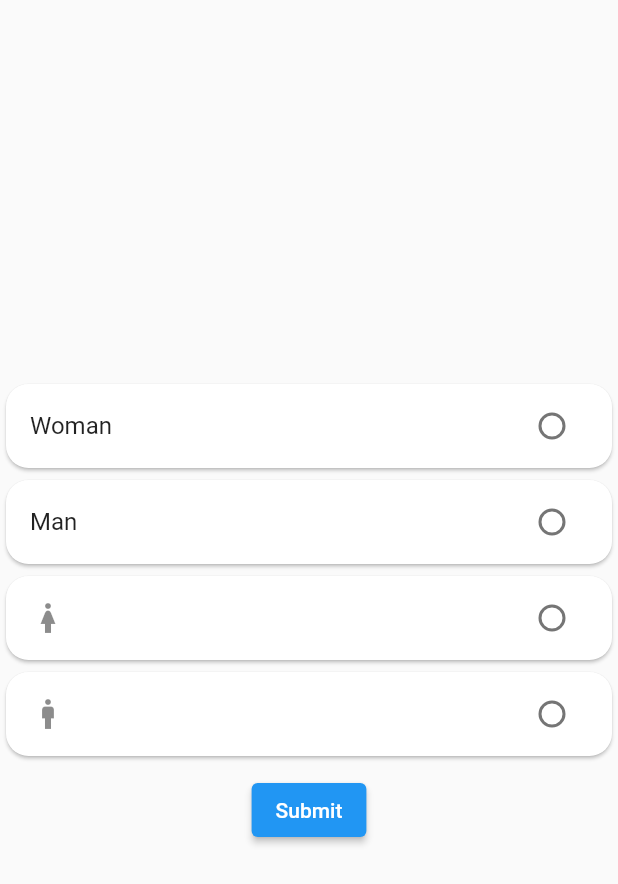
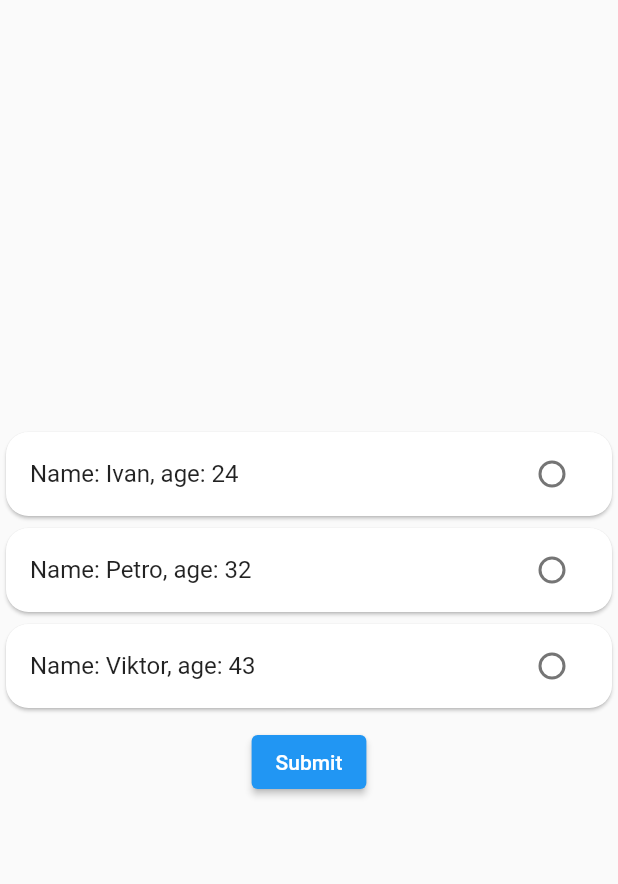
Before and after one commit to Hutsaliuk/test_task_1, a Flutter app: the screen it shows after launch, on a phone screen of 412 x 824 dp. Shown: the top 884 px of the screen. Run offline on Flutter 3.47's test engine with Material 2 defaults, Android fonts, the phone set to English and light mode, and no system bars.

Commit message:
The possibility of creating a radio form list from a custom class has been added. The widget test has been reworked.

```diff
--- a/lib/home_page.dart
+++ b/lib/home_page.dart
@@ -1,5 +1,6 @@
 import 'package:flutter/material.dart';
 import 'package:test_task_1/radio_form_field.dart';
+import 'package:test_task_1/user.dart';
 
 ///Home Page of the application
 class HomePage extends StatelessWidget {
@@ -9,6 +10,12 @@ class HomePage extends StatelessWidget {
 
   final _snackBar =
       const SnackBar(content: Text("Validation successfully. Submitting..."));
+
+  final users = const [
+    User('Ivan', 24),
+    User('Petro', 32),
+    User('Viktor', 43),
+  ];
 
   @override
   Widget build(BuildContext context) {
@@ -22,12 +29,7 @@ class HomePage extends StatelessWidget {
             children: [
               //Here is the new Radio widget that allows validation
               RadioFormField(
-                items: const [
-                  Text('Woman'),
-                  Text('Man'),
-                  Icon(Icons.woman),
-                  Icon(Icons.man)
-                ],
+                items: users,
                 validatior: (value) =>
                     value == null ? "You haven't selected any option!" : null,
               ),
--- a/lib/radio_form_field.dart
+++ b/lib/radio_form_field.dart
@@ -26,7 +26,7 @@ class RadioFormField extends StatefulWidget {
   })  : assert(items.length > 1),
         super(key: key);
 
-  final List<Widget> items;
+  final List<Object> items;
   final String? Function(int? value) validatior;
   final GlobalKey<FormFieldState>? radioFormKey;
 
@@ -59,7 +59,7 @@ class _RadioFormFieldState extends State<RadioFormField> {
               child: ListTile(
                 title: Align(
                   alignment: Alignment.centerLeft,
-                  child: widget.items[index],
+                  child: Text(widget.items[index].toString()),
                 ),
                 trailing: Radio<int>(
                   splashRadius: _radioSplashRadius,
--- /dev/null
+++ b/lib/user.dart
@@ -0,0 +1,10 @@
+class User {
+  const User(this.name, this.age);
+  final String name;
+  final int age;
+
+  @override
+  String toString() {
+    return 'Name: $name, age: $age';
+  }
+}
```
Also changed, not shown: 1 other file.
